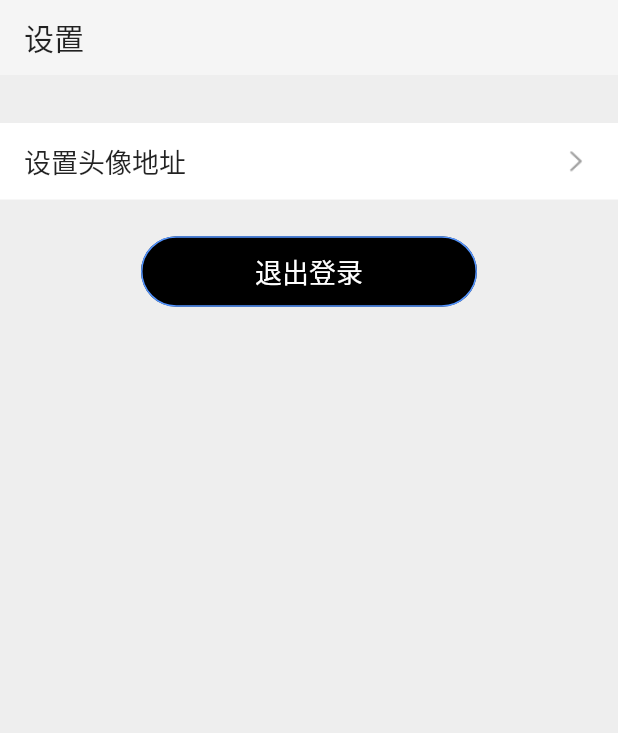
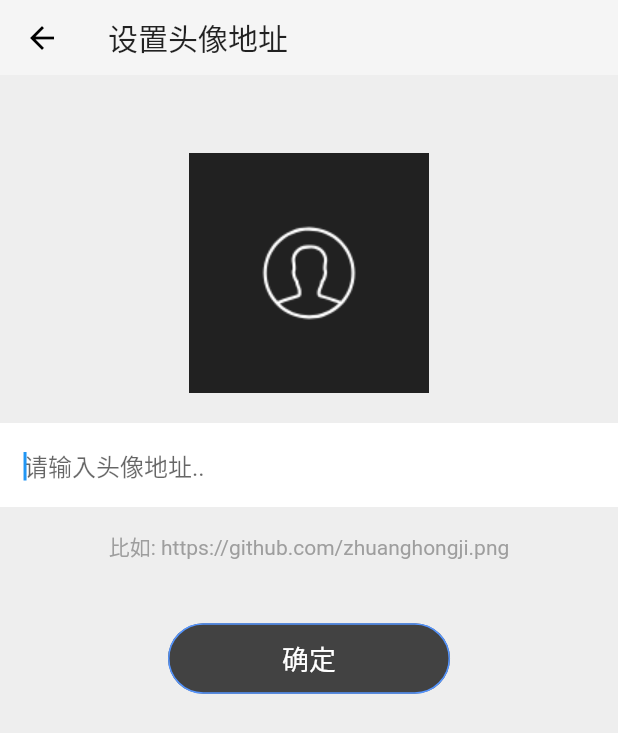
Before and after one commit to zhuanghongji/wan-android-flutter, a Flutter app: the SettingsPage widget shown alone on an empty page, opened directly, after a tap on "设置头像地址", on a phone screen of 412 x 824 dp. Shown: the top 733 px of the screen. Run offline on Flutter 3.47's test engine with Material 2 defaults, Android fonts, the light colour scheme and no system bars; our stand-ins replace cookie_jar, dio, event_bus, flutter_swiper, shared_preferences; missing offline and left inert: flutter_webview_plugin; accounts and stored records are empty.

Commit message:
完善设置头像地址 UI

```diff
--- /dev/null
+++ b/lib/pages/setting_avatar/SettingAvatarPage.dart
@@ -0,0 +1,143 @@
+
+import 'package:flutter/material.dart';
+import 'package:wan/assets/images.dart';
+import 'package:wan/base/base_page.dart';
+
+/// 设置头像地址页面
+class SettingAvatarPage extends BasePage {
+  @override
+  BasePageState<BasePage> getPageState() => _SettingAvatarPageState();
+}
+
+class _SettingAvatarPageState extends BasePageState<SettingAvatarPage> {
+  String _avatarUrl;
+  /// FocusNode
+  FocusNode _focusNode = FocusNode();
+  /// 输入框控制器
+  TextEditingController _textEditingController = TextEditingController();
+
+  @override
+  void initState() {
+    super.initState();
+    showContent();
+  }
+
+  void _onConfirm() {
+    print('_onConfirm, TBD');
+  }
+
+  Widget _buildPreviewAvatar() {
+    double size = 160;
+    Widget avatar;
+    if (_avatarUrl == null
+        || !_avatarUrl.startsWith('http://')
+        || !_avatarUrl.startsWith('https://')
+    ) {
+      avatar = Container(
+        color: Colors.grey[900],
+        child: Image.asset(ImageAsset.icAvatar, width: size, height: size),
+      );
+    } else {
+      avatar = Image.asset(_avatarUrl, width: size, height: size);
+    }
+    return Container(
+      height: 200,
+      child: Center(
+        child: avatar,
+      )
+    );
+  }
+
+  Widget _buildInput() {
+    var textStyle =TextStyle(
+      fontSize: 16,
+    );
+    return Container(
+      padding: EdgeInsets.fromLTRB(16, 4, 16, 4),
+      color: Colors.white,
+      child: TextField(
+        style: textStyle,
+        maxLines: 1,
+        autofocus: true,
+        decoration: InputDecoration(
+          border: InputBorder.none,
+          hintText: '请输入头像地址..',
+        ),
+        focusNode: _focusNode,
+        controller: _textEditingController,
+        onSubmitted: (value) {
+          setState(() {
+            _avatarUrl = value;
+          });
+        },
+      )
+    );
+  }
+
+  Widget _buildInputExample() {
+    return Container(
+      padding: EdgeInsets.fromLTRB(16, 16, 16, 16),
+      child: Text(
+        '比如: https://github.com/zhuanghongji.png',
+        style: TextStyle(
+          color: Colors.grey[500],
+        )
+      ),
+    );
+  }
+
+  Widget _buildConfirmButton() {
+    return Container(
+      padding:EdgeInsets.fromLTRB(0, 24, 0, 0),
+      child: FlatButton(
+        shape: RoundedRectangleBorder(
+          side: BorderSide(
+            color: const Color(0xFF5394FF),
+            width: 1
+          ),
+          borderRadius: BorderRadius.circular(30),
+        ),
+        color: Colors.grey[800],
+        child: Padding(
+          padding: const EdgeInsets.symmetric(
+            vertical: 10,
+            horizontal: 60,
+          ),
+          child: Text(
+            '确定',
+            style: TextStyle(
+              fontSize: 18,
+              color: Colors.white,
+            ),
+          ),
+        ),
+        onPressed: _onConfirm,
+      ),
+    );
+  }
+
+  @override
+  Widget buildAppBar() {
+    return AppBar(
+      title: Text('设置头像地址'),
+      elevation: 0,
+    );
+  }
+
+  @override
+  Widget buildContent(BuildContext context) {
+    return Container(
+      padding: EdgeInsets.fromLTRB(0, 32, 0, 32),
+      color: Colors.grey[200],
+      child: Column(
+        crossAxisAlignment: CrossAxisAlignment.center,
+        children: <Widget>[
+          _buildPreviewAvatar(),
+          _buildInput(),
+          _buildInputExample(),
+          _buildConfirmButton(),
+        ],
+      ),
+    );
+  }
+}
--- a/lib/pages/settings/settings_page.dart
+++ b/lib/pages/settings/settings_page.dart
@@ -105,7 +105,9 @@ class _SettingsPageState extends BasePageState<SettingsPage> {
       child: Column(
         crossAxisAlignment: CrossAxisAlignment.center,
         children: <Widget>[
-          _buildItem('设置头像地址', '', (){}),
+          _buildItem('设置头像地址', '', (){
+            WRouter.pushSettingAvatarPage(context);
+          }),
           divider,
           _buildLogoutButton(),
         ],
--- a/lib/router/w_router.dart
+++ b/lib/router/w_router.dart
@@ -9,6 +9,7 @@ import 'package:wan/pages/main/main_page.dart';
 import 'package:wan/pages/project_list/project_list_page.dart';
 import 'package:wan/pages/register/register_page.dart';
 import 'package:wan/pages/search/search_page.dart';
+import 'package:wan/pages/setting_avatar/SettingAvatarPage.dart';
 import 'package:wan/pages/settings/settings_page.dart';
 import 'package:wan/pages/system_articles/system_articles_page.dart';
 import 'package:wan/pages/template/template_page.dart';
@@ -133,4 +134,9 @@ class WRouter {
     return await push(context,
       ProjectListPage(projectTreeName: projectTreeName, projectTreeId: projectTreeId));
   }
+
+  /// 跳转到：设置头像地址页面
+  static Future<MaterialPageRoute> pushSettingAvatarPage(BuildContext context) async {
+    return await push(context, SettingAvatarPage());
+  }
 }
```
